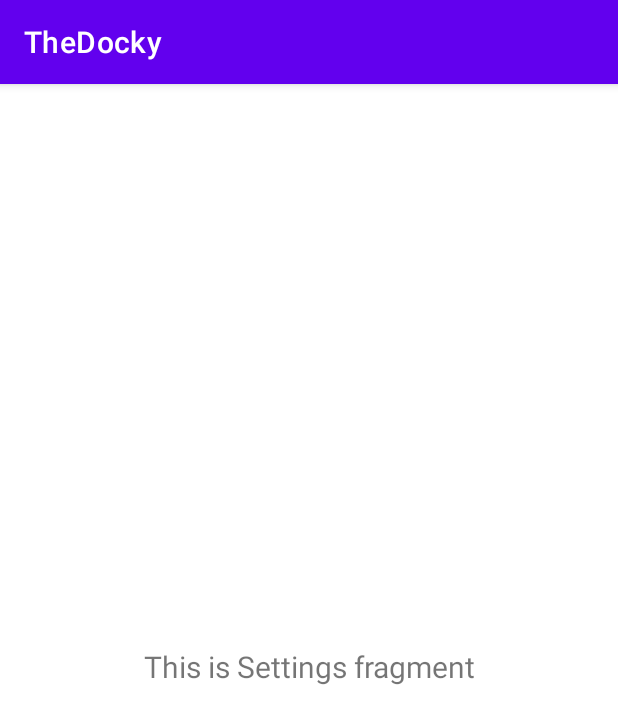
After one commit to dontdoithere/TheDocky, an Android app: the fragment SettingsFragment shown on its own in the app's theme, on a phone screen of 412 x 824 dp. The commit adds this screen. Shown: the top 724 px of the screen. Run offline under Robolectric (Android 15) with nearby library versions, the phone set to English and light mode, and no system bars.

Commit message:
Created settings screen and tested it.

```diff
--- a/app/src/main/java/ca/group6/it/thedocky/MainActivity.java
+++ b/app/src/main/java/ca/group6/it/thedocky/MainActivity.java
@@ -41,7 +41,7 @@ public class MainActivity extends AppCompatActivity {
         // Passing each menu ID as a set of Ids because each
         // menu should be considered as top level destinations.
         mAppBarConfiguration = new AppBarConfiguration.Builder(
-                R.id.nav_home, R.id.nav_gallery, R.id.nav_slideshow)
+                R.id.nav_home, R.id.nav_gallery, R.id.nav_slideshow, R.id.nav_settings)
                 .setOpenableLayout(drawer)
                 .build();
         NavController navController = Navigation.findNavController(this, R.id.nav_host_fragment_content_main);
--- a/app/src/main/java/ca/group6/it/thedocky/ui/gallery/GalleryFragment.java
+++ b/app/src/main/java/ca/group6/it/thedocky/ui/gallery/GalleryFragment.java
@@ -1,6 +1,6 @@
 //Semen Dyakonov. N01391812
 //Binay Garlapati. N01368870
-//
+//Nissan Rayappu N01435235
 //
 package ca.group6.it.thedocky.ui.gallery;
 
--- a/app/src/main/java/ca/group6/it/thedocky/ui/gallery/GalleryViewModel.java
+++ b/app/src/main/java/ca/group6/it/thedocky/ui/gallery/GalleryViewModel.java
@@ -1,6 +1,6 @@
 //Semen Dyakonov. N01391812
 //Binay Garlapati. N01368870
-//
+//Nissan Rayappu N01435235
 //
 package ca.group6.it.thedocky.ui.gallery;
 
--- a/app/src/main/java/ca/group6/it/thedocky/ui/home/HomeFragment.java
+++ b/app/src/main/java/ca/group6/it/thedocky/ui/home/HomeFragment.java
@@ -1,6 +1,6 @@
-//Semen Dyakonov
-//Binay Garlapati N01368870
-//
+//Semen Dyakonov. N01391812
+//Binay Garlapati. N01368870
+//Nissan Rayappu N01435235
 //
 package ca.group6.it.thedocky.ui.home;
 
--- a/app/src/main/java/ca/group6/it/thedocky/ui/home/HomeViewModel.java
+++ b/app/src/main/java/ca/group6/it/thedocky/ui/home/HomeViewModel.java
@@ -1,6 +1,6 @@
 //Semen Dyakonov. N01391812
 //Binay Garlapati. N01368870
-//
+//Nissan Rayappu N01435235
 //
 package ca.group6.it.thedocky.ui.home;
 
--- /dev/null
+++ b/app/src/main/java/ca/group6/it/thedocky/ui/settings/SettingsFragment.java
@@ -0,0 +1,41 @@
+//Semen Dyakonov. N01391812
+//Binay Garlapati. N01368870
+//Nissan Rayappu N01435235
+//
+package ca.group6.it.thedocky.ui.settings;
+
+        import android.os.Bundle;
+        import android.view.LayoutInflater;
+        import android.view.View;
+        import android.view.ViewGroup;
+        import android.widget.TextView;
+
+        import androidx.annotation.NonNull;
+        import androidx.fragment.app.Fragment;
+        import androidx.lifecycle.ViewModelProvider;
+
+        import ca.group6.it.thedocky.databinding.FragmentSettingsBinding;
+
+public class SettingsFragment extends Fragment {
+
+    private FragmentSettingsBinding binding;
+
+    public View onCreateView(@NonNull LayoutInflater inflater,
+                             ViewGroup container, Bundle savedInstanceState) {
+        SettingsViewModel SettingsViewModel =
+                new ViewModelProvider(this).get(SettingsViewModel.class);
+
+        binding = FragmentSettingsBinding.inflate(inflater, container, false);
+        View root = binding.getRoot();
+
+        final TextView textView = binding.textSettings;
+        SettingsViewModel.getText().observe(getViewLifecycleOwner(), textView::setText);
+        return root;
+    }
+
+    @Override
+    public void onDestroyView() {
+        super.onDestroyView();
+        binding = null;
+    }
+}
--- /dev/null
+++ b/app/src/main/java/ca/group6/it/thedocky/ui/settings/SettingsViewModel.java
@@ -0,0 +1,23 @@
+//Semen Dyakonov. N01391812
+//Binay Garlapati. N01368870
+//Nissan Rayappu N01435235
+//
+package ca.group6.it.thedocky.ui.settings;
+
+        import androidx.lifecycle.LiveData;
+        import androidx.lifecycle.MutableLiveData;
+        import androidx.lifecycle.ViewModel;
+
+public class SettingsViewModel extends ViewModel {
+
+    private final MutableLiveData<String> mText;
+
+    public SettingsViewModel() {
+        mText = new MutableLiveData<>();
+        mText.setValue("This is Settings fragment");
+    }
+
+    public LiveData<String> getText() {
+        return mText;
+    }
+}
--- a/app/src/main/java/ca/group6/it/thedocky/ui/slideshow/SlideshowFragment.java
+++ b/app/src/main/java/ca/group6/it/thedocky/ui/slideshow/SlideshowFragment.java
@@ -1,6 +1,6 @@
 //Semen Dyakonov. N01391812
 //Binay Garlapati. N01368870
-//
+//Nissan Rayappu N01435235
 //
 package ca.group6.it.thedocky.ui.slideshow;
 
--- a/app/src/main/java/ca/group6/it/thedocky/ui/slideshow/SlideshowViewModel.java
+++ b/app/src/main/java/ca/group6/it/thedocky/ui/slideshow/SlideshowViewModel.java
@@ -1,6 +1,6 @@
-//Semen Dyakonov.
-//Binay Garlapati.
-//
+//Semen Dyakonov. N01391812
+//Binay Garlapati. N01368870
+//Nissan Rayappu N01435235
 //
 package ca.group6.it.thedocky.ui.slideshow;
 
--- /dev/null
+++ b/app/src/main/res/layout/fragment_settings.xml
@@ -0,0 +1,22 @@
+<?xml version="1.0" encoding="utf-8"?>
+<androidx.constraintlayout.widget.ConstraintLayout xmlns:android="http://schemas.android.com/apk/res/android"
+    xmlns:app="http://schemas.android.com/apk/res-auto"
+    xmlns:tools="http://schemas.android.com/tools"
+    android:layout_width="match_parent"
+    android:layout_height="match_parent"
+    tools:context=".ui.settings.SettingsFragment">
+
+    <TextView
+        android:id="@+id/text_settings"
+        android:layout_width="match_parent"
+        android:layout_height="wrap_content"
+        android:layout_marginStart="8dp"
+        android:layout_marginTop="8dp"
+        android:layout_marginEnd="8dp"
+        android:textAlignment="center"
+        android:textSize="20sp"
+        app:layout_constraintBottom_toBottomOf="parent"
+        app:layout_constraintEnd_toEndOf="parent"
+        app:layout_constraintStart_toStartOf="parent"
+        app:layout_constraintTop_toTopOf="parent" />
+</androidx.constraintlayout.widget.ConstraintLayout>
--- /dev/null
+++ b/app/src/main/res/values/ids.xml
@@ -0,0 +1,4 @@
+<?xml version="1.0" encoding="utf-8"?>
+<resources>
+    <item name="nav_settings" type="id" />
+</resources>
--- a/app/src/main/res/values/strings.xml
+++ b/app/src/main/res/values/strings.xml
@@ -1,4 +1,5 @@
 <!--Binay Garlapati. N01368870-->
+<!--Nissan Rayappu. N01435235-->
 <resources>
     <string name="app_name">TheDocky</string>
     <string name="navigation_drawer_open">Open navigation drawer</string>
@@ -11,4 +12,5 @@
     <string name="menu_home">Home</string>
     <string name="menu_gallery">Gallery</string>
     <string name="menu_slideshow">Slideshow</string>
+    <string name="menu_settings">Settings</string>
 </resources>
```
Also changed, not shown: app/src/main/res/drawable/ic_menu_settings.xml (added, +9 -0 lines), 1 other file.
